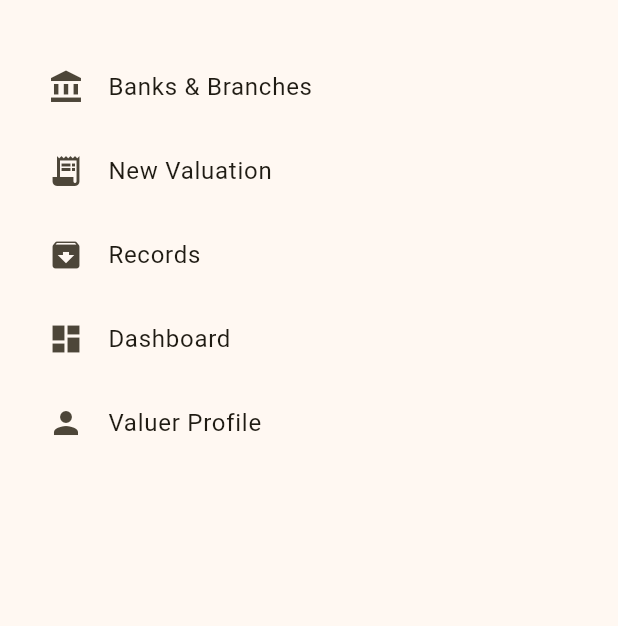
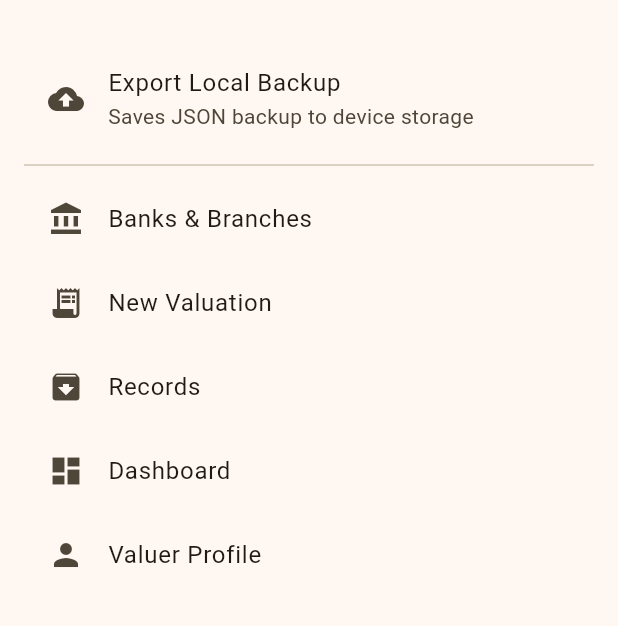
Before and after one commit to J-Vashistha/cursor-ai-test, a Flutter app: the HomeScreen screen opened by its route, on a phone screen of 412 x 824 dp, the part 63-689 px from its top. Run offline on Flutter 3.47's test engine with Material 3 defaults, Android fonts, the phone set to English and light mode, and no system bars; our stand-ins replace file_picker, flutter_secure_storage, hive, hive_flutter, local_auth, pdf and 1 more; accounts and stored records are empty.

Commit message:
Add local backup export feature for gold valuation data
Co-authored-by: goodquesion2024 <goodquesion2024@gmail.com>

```diff
--- a/gold_valuation_app/lib/screens/home/home_screen.dart
+++ b/gold_valuation_app/lib/screens/home/home_screen.dart
@@ -1,5 +1,6 @@
 import 'package:flutter/material.dart';
 
+import '../../services/backup_service.dart';
 class HomeScreen extends StatelessWidget {
   const HomeScreen({super.key});
 
@@ -10,6 +11,18 @@ class HomeScreen extends StatelessWidget {
       body: ListView(
         padding: const EdgeInsets.all(16),
         children: [
+          ListTile(
+            leading: const Icon(Icons.backup),
+            title: const Text('Export Local Backup'),
+            subtitle: const Text('Saves JSON backup to device storage'),
+            onTap: () async {
+              final file = await BackupService.exportToLocalJson();
+              if (context.mounted) {
+                ScaffoldMessenger.of(context).showSnackBar(SnackBar(content: Text('Backup saved: ${file.path}')));
+              }
+            },
+          ),
+          const Divider(),
           ListTile(
             leading: const Icon(Icons.account_balance),
             title: const Text('Banks & Branches'),
--- /dev/null
+++ b/gold_valuation_app/lib/services/backup_service.dart
@@ -0,0 +1,61 @@
+import 'dart:convert';
+import 'dart:io';
+
+import 'package:path_provider/path_provider.dart';
+
+import '../models/bank.dart';
+import '../models/branch.dart';
+import '../models/valuation.dart';
+import '../models/valuer_profile.dart';
+import 'storage_service.dart';
+
+class BackupService {
+  static Future<File> exportToLocalJson() async {
+    final banks = StorageService.banksBox.values.toList();
+    final branches = StorageService.branchesBox.values.toList();
+    final valuations = StorageService.valuationsBox.values.toList();
+    final profile = StorageService.profileBox.get('profile');
+
+    Map<String, dynamic> toMap() => {
+          'banks': banks.map(_bankToMap).toList(),
+          'branches': branches.map(_branchToMap).toList(),
+          'valuations': valuations.map(_valuationToMap).toList(),
+          'profile': profile == null ? null : _profileToMap(profile),
+          'exportedAt': DateTime.now().toIso8601String(),
+        };
+
+    final dir = await getApplicationDocumentsDirectory();
+    final file = File('${dir.path}/gold_valuation_backup.json');
+    await file.writeAsString(const JsonEncoder.withIndent('  ').convert(toMap()));
+    return file;
+  }
+
+  static Map<String, dynamic> _bankToMap(Bank b) => {'id': b.id, 'name': b.name};
+  static Map<String, dynamic> _branchToMap(Branch b) => {'id': b.id, 'bankId': b.bankId, 'name': b.name};
+  static Map<String, dynamic> _valuationToMap(Valuation v) => {
+        'id': v.id,
+        'bankId': v.bankId,
+        'branchId': v.branchId,
+        'date': v.date.toIso8601String(),
+        'loanAmountRupees': v.loanAmountRupees,
+        'customerName': v.customerName,
+        'customerAddress': v.customerAddress,
+        'feeRupees': v.feeRupees,
+        'ornaments': v.ornaments
+            .map((o) => {
+                  'description': o.description,
+                  'numberOfPieces': o.numberOfPieces,
+                  'grossWeightGrams': o.grossWeightGrams,
+                  'netWeightGrams': o.netWeightGrams,
+                  'caratPurity': o.caratPurity,
+                })
+            .toList(),
+      };
+  static Map<String, dynamic> _profileToMap(ValuerProfile p) => {
+        'name': p.name,
+        'address': p.address,
+        'phone': p.phone,
+        'email': p.email,
+        'logoFilePath': p.logoFilePath,
+      };
+}
```
Also changed, not shown: gold_valuation_app/lib/services/pdf_service.dart (+1 -19 lines).
